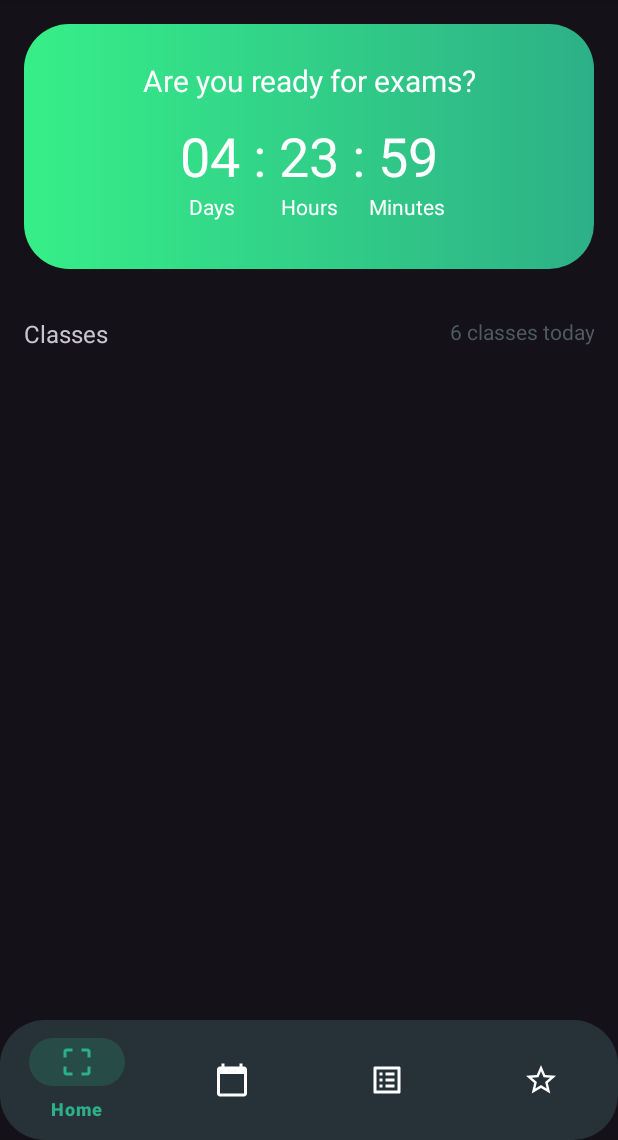
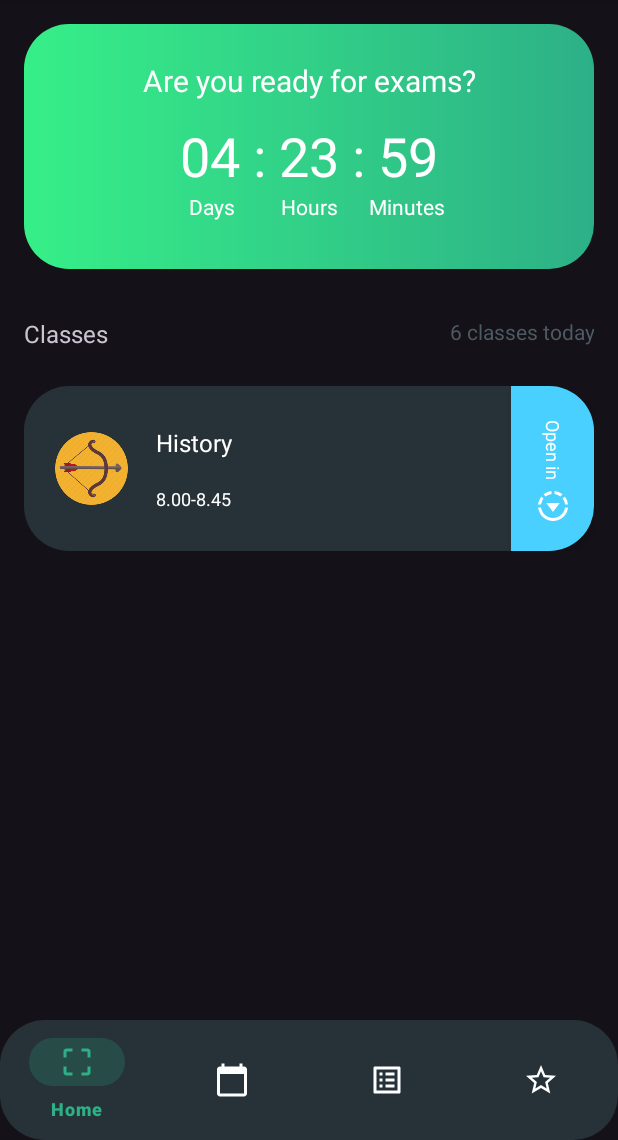
Before and after one commit to pfrost982/HiMike, an Android app: the screen it shows after launch (MainActivity), on a phone screen of 412 x 824 dp, the part 96-1236 px from its top. Run offline under Robolectric (Android 15) with nearby library versions, the phone set to English and light mode, and no system bars; our stand-ins replace navigation-ui.

Commit message:
classes recycler

```diff
--- /dev/null
+++ b/app/src/main/java/ru/gb/himike/entity/Lesson.kt
@@ -0,0 +1,6 @@
+package ru.gb.himike.entity
+
+data class Lesson(
+    val name: String,
+    val time: String
+)
--- a/app/src/main/java/ru/gb/himike/ui/home/HomeFragment.kt
+++ b/app/src/main/java/ru/gb/himike/ui/home/HomeFragment.kt
@@ -7,7 +7,10 @@ import android.view.ViewGroup
 import android.widget.TextView
 import androidx.fragment.app.Fragment
 import androidx.lifecycle.ViewModelProvider
+import androidx.recyclerview.widget.LinearLayoutManager
 import ru.gb.himike.databinding.FragmentHomeBinding
+import ru.gb.himike.ui.home.recycler_classes.ClassesAdapter
+import ru.gb.himike.ui.home.recycler_classes.lessons
 
 class HomeFragment : Fragment() {
 
@@ -31,6 +34,15 @@ class HomeFragment : Fragment() {
         return root
     }
 
+    override fun onViewCreated(view: View, savedInstanceState: Bundle?) {
+        super.onViewCreated(view, savedInstanceState)
+        binding.classesRecyclerview.layoutManager = LinearLayoutManager(
+            requireContext(), LinearLayoutManager
+                .HORIZONTAL, false
+        )
+        binding.classesRecyclerview.adapter = ClassesAdapter(lessons)
+    }
+
     override fun onDestroyView() {
         super.onDestroyView()
         _binding = null
--- /dev/null
+++ b/app/src/main/java/ru/gb/himike/ui/home/recycler_classes/ClassesAdapter.kt
@@ -0,0 +1,29 @@
+package ru.gb.himike.ui.home.recycler_classes
+
+import android.view.LayoutInflater
+import android.view.ViewGroup
+import androidx.recyclerview.widget.RecyclerView
+import ru.gb.himike.databinding.ItemClassBinding
+import ru.gb.himike.entity.Lesson
+
+class ClassesAdapter(private val lessonsList: List<Lesson>) : RecyclerView.Adapter<ClassesAdapter.ClassesViewHolder>() {
+
+    override fun onCreateViewHolder(parent: ViewGroup, viewType: Int): ClassesViewHolder {
+        val inflater = LayoutInflater.from(parent.context)
+        return ClassesViewHolder(ItemClassBinding.inflate(inflater, parent, false))
+    }
+
+    override fun onBindViewHolder(holder: ClassesViewHolder, position: Int) {
+        holder.bind(lessonsList[position])
+    }
+
+    override fun getItemCount(): Int = lessonsList.size
+
+    inner class ClassesViewHolder(private val binding: ItemClassBinding) :
+        RecyclerView.ViewHolder(binding.root) {
+        fun bind(lesson: Lesson) {
+            binding.nameLesson.text = lesson.name
+            binding.timeLesson.text = lesson.time
+        }
+    }
+}
--- /dev/null
+++ b/app/src/main/java/ru/gb/himike/ui/home/recycler_classes/ClassesList.kt
@@ -0,0 +1,12 @@
+package ru.gb.himike.ui.home.recycler_classes
+
+import ru.gb.himike.entity.Lesson
+
+val lessons = listOf<Lesson>(
+    Lesson("History", "8.00-8.45"),
+    Lesson("Mathematics", "9.10-9.55"),
+    Lesson("Literature", "8.00-8.45"),
+    Lesson("Physics", "8.00-8.45"),
+    Lesson("Geometry", "8.00-8.45"),
+    Lesson("Biology", "8.00-8.45")
+)
--- a/app/src/main/res/layout/fragment_home.xml
+++ b/app/src/main/res/layout/fragment_home.xml
@@ -125,15 +125,13 @@
         app:layout_constraintTop_toBottomOf="@id/countdown_timer" />
 
     <androidx.recyclerview.widget.RecyclerView
-        android:id="@+id/rv_classes"
+        android:id="@+id/classes_recyclerview"
         android:layout_width="wrap_content"
         android:layout_height="wrap_content"
-        android:layout_marginTop="8dp"
-        android:layout_marginStart="8dp"
+        android:layout_margin="8dp"
         android:orientation="horizontal"
         app:layout_constraintStart_toStartOf="parent"
+        app:layout_constraintEnd_toEndOf="parent"
         app:layout_constraintTop_toBottomOf="@id/classes"/>
 
-
-
 </androidx.constraintlayout.widget.ConstraintLayout>
--- a/app/src/main/res/layout/item_class.xml
+++ b/app/src/main/res/layout/item_class.xml
@@ -2,7 +2,7 @@
     xmlns:app="http://schemas.android.com/apk/res-auto"
     xmlns:tools="http://schemas.android.com/tools"
     android:layout_width="match_parent"
-    android:layout_height="100dp"
+    android:layout_height="110dp"
     android:layout_gravity="center"
     android:layout_margin="16dp"
     android:background="@drawable/gray_shape"
@@ -12,9 +12,9 @@
 
     <ImageView
         android:id="@+id/image_lesson"
-        android:layout_width="60dp"
-        android:layout_height="60dp"
-        android:layout_marginStart="16dp"
+        android:layout_width="50dp"
+        android:layout_height="50dp"
+        android:layout_marginStart="20dp"
         android:layout_marginTop="16dp"
         android:layout_marginBottom="16dp"
         android:background="@drawable/bow"
@@ -28,12 +28,12 @@
         android:id="@+id/name_lesson"
         android:layout_width="wrap_content"
         android:layout_height="wrap_content"
-        android:paddingStart="8dp"
-        android:paddingEnd="8dp"
         android:textSize="16sp"
+        android:layout_marginTop="8dp"
+        android:layout_marginStart="18dp"
+        android:textColor="@color/white"
         android:text="History"
         app:layout_constraintBottom_toTopOf="@id/time_lesson"
-        app:layout_constraintEnd_toStartOf="@id/go_to_lesson"
         app:layout_constraintStart_toEndOf="@id/image_lesson"
         app:layout_constraintTop_toTopOf="parent" />
 
@@ -41,7 +41,9 @@
         android:id="@+id/time_lesson"
         android:layout_width="wrap_content"
         android:layout_height="wrap_content"
-        android:paddingStart="8dp"
+        android:layout_marginStart="18dp"
+        android:textColor="@color/white"
+        android:layout_marginBottom="8dp"
         android:paddingEnd="8dp"
         android:text="8.00-8.45"
         android:textSize="12sp"
@@ -51,7 +53,7 @@
 
     <androidx.constraintlayout.widget.ConstraintLayout
         android:id="@+id/go_to_lesson"
-        android:layout_width="70dp"
+        android:layout_width="55dp"
         android:layout_height="match_parent"
         android:background="@drawable/blue_shape"
         android:elevation="4dp"
```
